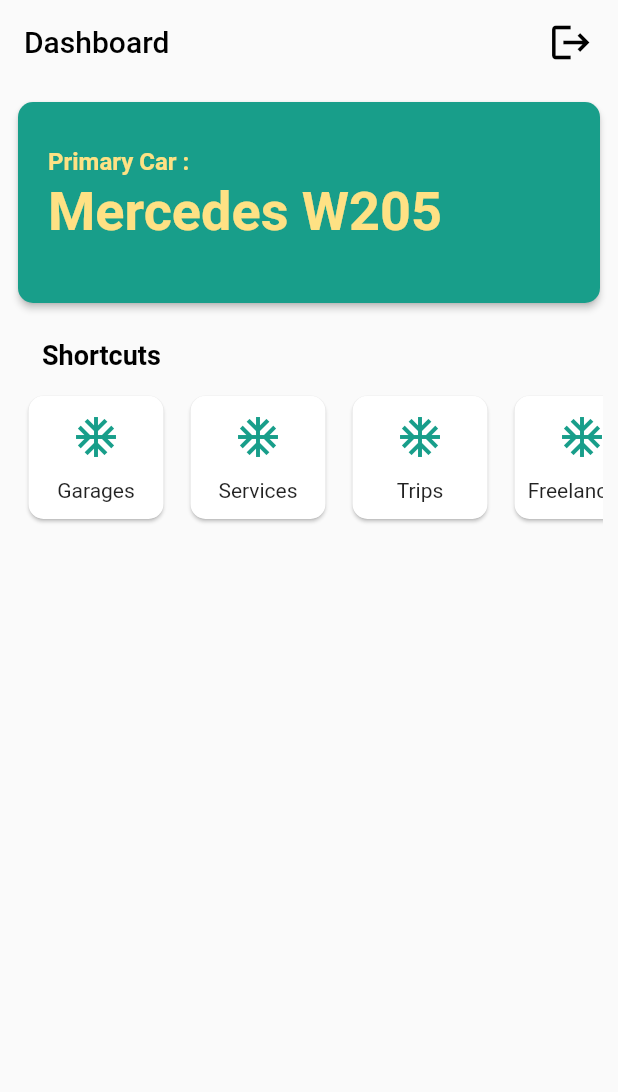
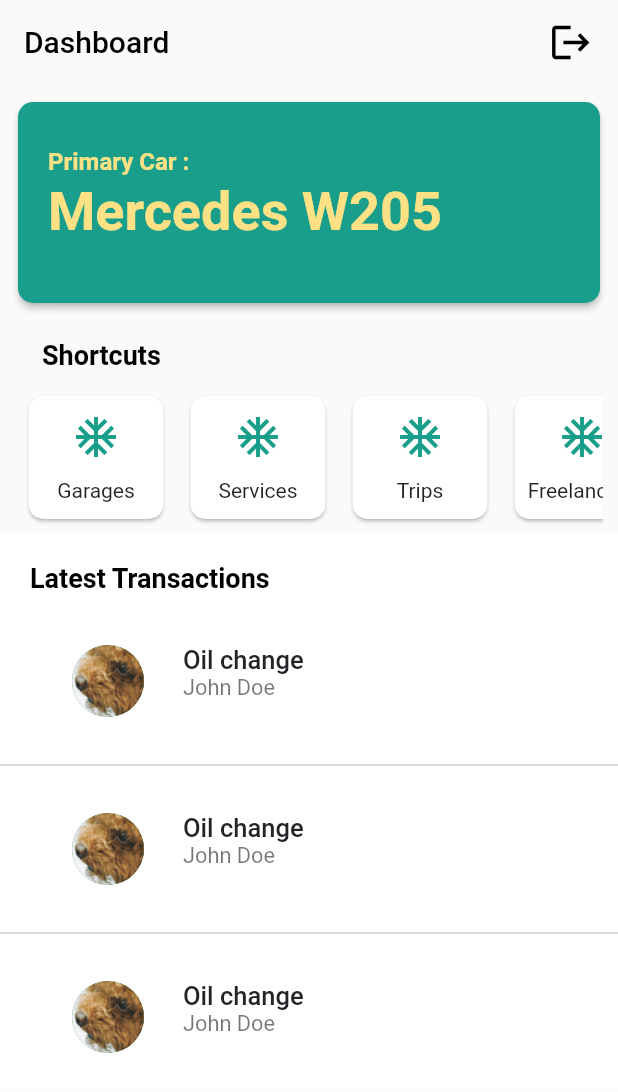
Before and after one commit to iZeroKim/Uado, a Flutter app: the screen it shows after launch, on a phone screen of 412 x 824 dp. Shown: the top 1092 px of the screen. Run offline on Flutter 3.47's test engine with Material 2 defaults, Android fonts, the light colour scheme and no system bars; drawn by our look-alikes of getwidget; our stand-ins replace flutter_dash, flutter_datetime_picker, image_picker.

Commit message:
Add latest transactions tab

```diff
--- a/lib/screens/dashboard_alt.dart
+++ b/lib/screens/dashboard_alt.dart
@@ -1,6 +1,5 @@
 import 'package:flutter/material.dart';
-import 'package:uado/screens/mechanic/mechanic_location.dart';
-
+import 'package:getwidget/getwidget.dart';
 import 'package:uado/screens/clubs/club_list.dart';
 import 'package:uado/screens/garage/garage_list.dart';
 import 'package:uado/screens/services/services.dart';
@@ -66,7 +65,8 @@
         ],
       ),
       body: SafeArea(
-        child: Column(
+        child: ListView(
+          children:[ Column(
             children: [
               Padding(
                 padding: const EdgeInsets.all(8.0),
@@ -193,12 +193,80 @@
                     ),
                   ),
                 ),
+              ),
+              Container(
+                color: Colors.white,
+                width: double.infinity,
+                child: Column(
+                  crossAxisAlignment: CrossAxisAlignment.start,
+                  children: [
+                    Padding(padding: EdgeInsets.only(top: 20.0, left: 20, bottom: 10.0),
+                      child: Text("Latest Transactions", style: TextStyle(color: Colors.black, fontSize: 18, fontWeight: FontWeight.bold),),
+                    ),
+                    Column(
+                      children: [
+                        Padding(
+                          padding: const EdgeInsets.all(8.0),
+                          child: Container(
+                            height: 80,
+                            child: const GFListTile(
+                                avatar: CircleAvatar(
+                                  minRadius: 40,
+                                  backgroundImage: AssetImage("assets/images/avatar.jpg"),
+                                ),
+                                titleText: 'Oil change',
+                                subTitleText: 'John Doe'),
+                          ),
+                        ),
+                        const Divider(
+                          thickness: 0.5,
+                          indent: 0,
+                          endIndent: 0,
+                          color: Colors.grey,
+                        ),
+                        Padding(
+                          padding: const EdgeInsets.all(8.0),
+                          child: Container(
+                            height: 80,
+                            child: const GFListTile(
+                                avatar: CircleAvatar(
+                                  minRadius: 40,
+                                  backgroundImage: AssetImage("assets/images/avatar.jpg"),
+                                ),
+                                titleText: 'Oil change',
+                                subTitleText: 'John Doe'),
+                          ),
+                        ),
+                        const Divider(
+                          thickness: 0.5,
+                          indent: 0,
+                          endIndent: 0,
+                          color: Colors.grey,
+                        ),
+                        Padding(
+                          padding: const EdgeInsets.all(8.0),
+                          child: Container(
+                            height: 80,
+                            child: const GFListTile(
+                                avatar: CircleAvatar(
+                                  minRadius: 40,
+                                  backgroundImage: AssetImage("assets/images/avatar.jpg"),
+                                ),
+                                titleText: 'Oil change',
+                                subTitleText: 'John Doe'),
+                          ),
+                        ),
+                      ],
+                    )
+                  ],
+                )
               )
 
 
 
             ],
 
+          )],
         ),
       ),
     );
--- a/pubspec.yaml
+++ b/pubspec.yaml
@@ -22,7 +22,7 @@
   flutter_dash: ^1.0.0
   url_launcher:
   google_maps_flutter:
-  flutter_osm_plugin: ^0.42.0
+#  flutter_osm_plugin: ^0.42.0
 
 dev_dependencies:
   flutter_test:
```
Also changed, not shown: lib/screens/mechanic/mechanic_location.dart (+53 -52 lines), pubspec.lock, 2 other files. Lines whose indentation alone changed are shown as unchanged.
